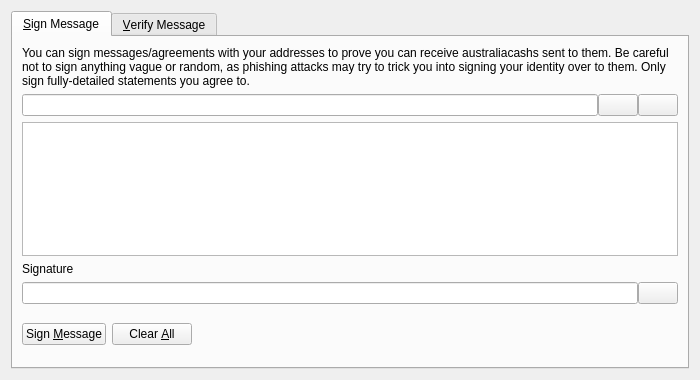
First picture: the form in src/qt/forms/signverifymessagedialog.ui, repository farsider350/AustraliaCash-Core, before the edit.
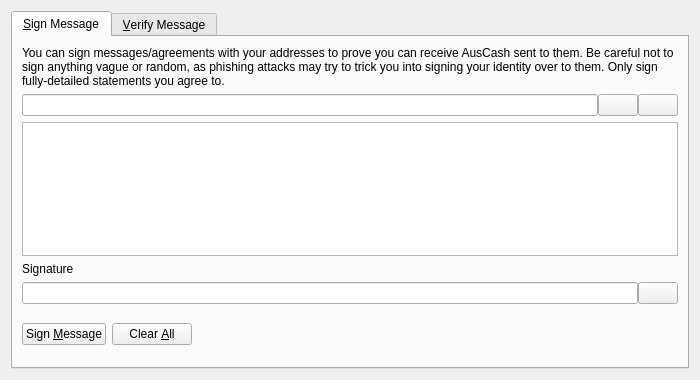
Second picture: the form after the edit. Icons and pictures are not drawn. Custom widgets are drawn as their Qt base class.

What changed in the file:
```diff
--- a/src/qt/forms/signverifymessagedialog.ui
+++ b/src/qt/forms/signverifymessagedialog.ui
@@ -30,7 +30,7 @@
        <item>
         <widget class="QLabel" name="infoLabel_SM">
          <property name="text">
-          <string>You can sign messages/agreements with your addresses to prove you can receive australiacashs sent to them. Be careful not to sign anything vague or random, as phishing attacks may try to trick you into signing your identity over to them. Only sign fully-detailed statements you agree to.</string>
+          <string>You can sign messages/agreements with your addresses to prove you can receive AusCash sent to them. Be careful not to sign anything vague or random, as phishing attacks may try to trick you into signing your identity over to them. Only sign fully-detailed statements you agree to.</string>
          </property>
          <property name="textFormat">
           <enum>Qt::PlainText</enum>
```
Left out of the diff: 44 changed lines with no effect on the pictures.
